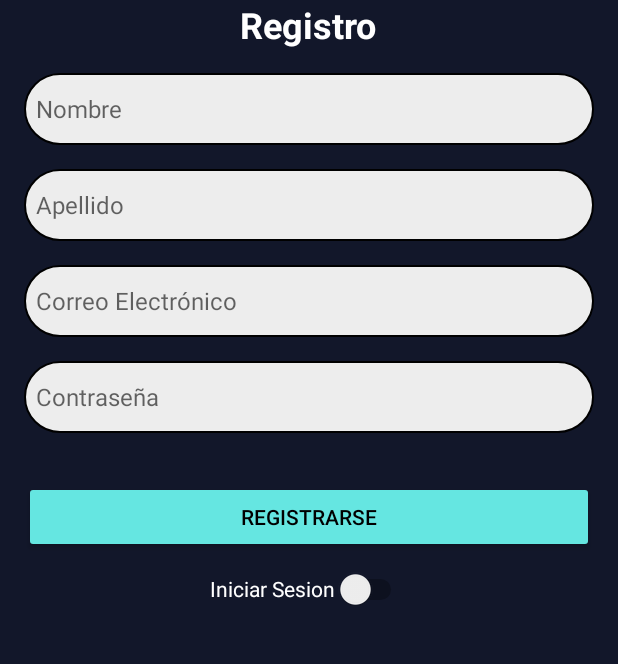
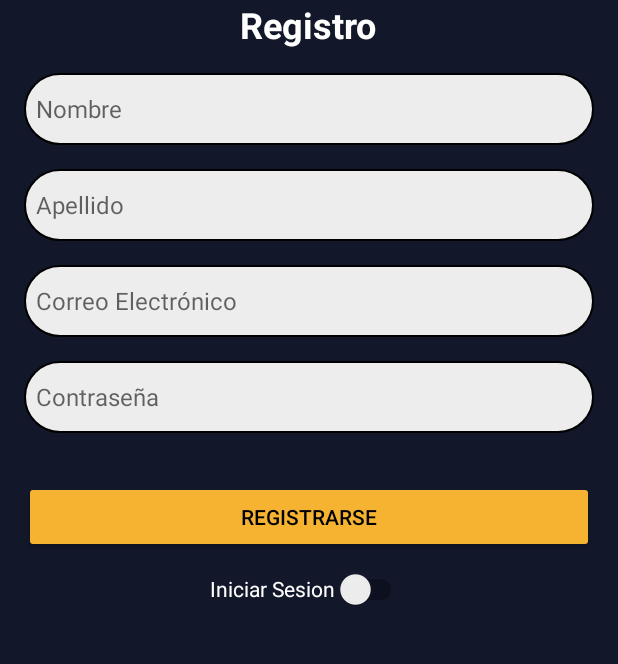
Before and after one commit to Li-Bros/note, an Android app: the screen it shows after launch (MainActivity), on a phone screen of 412 x 824 dp, the part 422-1086 px from its top. Run offline under Robolectric (Android 15) with nearby library versions, the phone set to English and light mode, and no system bars; 3 statements that could not run were skipped.

Commit message:
Sergio, cambio de color registro, porque no le gusto a johana ese color

```diff
--- a/app/src/main/res/layout/activity_main.xml
+++ b/app/src/main/res/layout/activity_main.xml
@@ -92,7 +92,7 @@
             android:id="@+id/Registro"
             android:layout_width="match_parent"
             android:layout_height="wrap_content"
-            android:backgroundTint="@color/button"
+            android:backgroundTint="@color/List"
             android:text="Registrarse"
             android:textColor="@color/black" />
 
```
